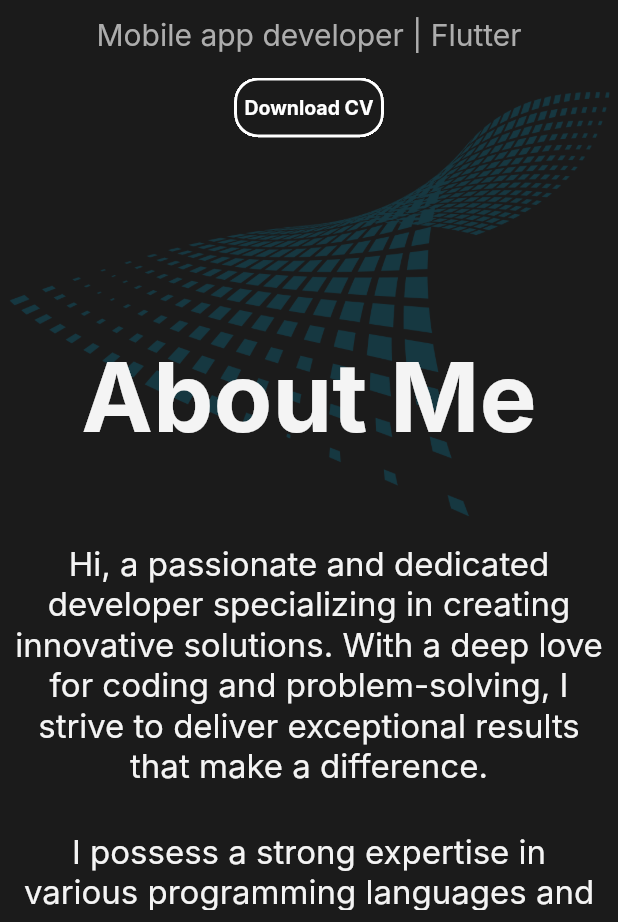
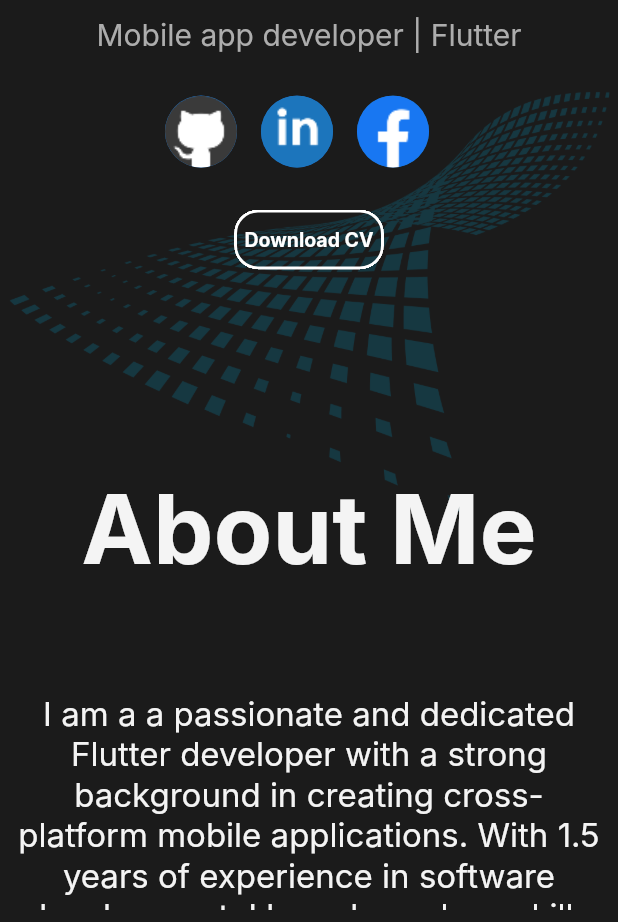
Before and after one commit to Popularkoju/portfolio, a Flutter app: the screen it shows after launch, on a phone screen of 412 x 824 dp, the part 314-1236 px from its top. Run offline on Flutter 3.47's test engine with Material 2 defaults, Android fonts, the phone set to English and light mode, and no system bars; drawn by our look-alikes of scrollable_positioned_list; our stand-ins replace carousel_slider, flutter_animate, responsive_builder; missing offline and left inert: dart:html; Roboto replaces fonts that are missing (Inter).

Commit message:
about me text height

```diff
--- a/lib/Screens/Contents/About me.dart
+++ b/lib/Screens/Contents/About me.dart
@@ -1,12 +1,30 @@
+import 'package:carousel_slider/carousel_slider.dart';
 import 'package:flutter/material.dart';
 import 'package:flutter_animate/flutter_animate.dart';
 import 'package:profile/Components/SpacePallete.dart';
+import 'package:profile/StateManagement/DataManagement.dart';
+import 'package:profile/StateManagement/FunctionManagement.dart';
+import 'package:provider/provider.dart';
 import 'package:responsive_builder/responsive_builder.dart';
 
 import 'Widgets/TitleText.dart';
 
-class AboutMe extends StatelessWidget {
+class AboutMe extends StatefulWidget {
   const AboutMe({Key? key}) : super(key: key);
+
+  @override
+  State<AboutMe> createState() => _AboutMeState();
+}
+
+class _AboutMeState extends State<AboutMe> {
+
+
+  @override
+  void initState() {
+    // TODO: implement initState
+
+    super.initState();
+  }
 
   @override
   Widget build(BuildContext context) {
@@ -17,18 +35,15 @@ class AboutMe extends StatelessWidget {
           children: [
             TitleText(title: "About Me"),
             infoText(
-                "Hi, a passionate and dedicated developer specializing in creating innovative solutions. With a deep love for coding and problem-solving, I strive to deliver exceptional results that make a difference.",
-                context),
-            const SizedBox(
-              height: 30,
-            ),
-            infoText(
-                "I possess a strong expertise in various programming languages and frameworks, enabling me to develop robust web applications and intuitive websites. Whether it's building dynamic e-commerce platforms, optimizing user experiences, or implementing cutting-edge technologies, I am committed to exceeding expectations",
-                context)
+                context.read<DataManagement>().aboutMe, context)
           ],
         ),
       ),
       desktop: (_) {
+
+        return Builder(
+          builder: (context) {
+            context.read<FunctionalManagement>().calculateHeightOfText();
             return Padding(
               padding:
                   EdgeInsets.symmetric(horizontal: SpacePallete.paddingHorizontal),
@@ -42,10 +57,19 @@ class AboutMe extends StatelessWidget {
                     children: [
                       Container(
                         decoration: BoxDecoration(
-                      border: Border.all(width: 3, color: Color(0xff25B1FF)),
+                          border: Border.all(width: 3, color: const Color(0xff25B1FF)),
                         ),
-                    height: 500,
+                        height:context.watch<FunctionalManagement>().textHeight,
                         width: double.infinity,
+                        // child: CarouselSlider.builder(
+                        //   itemCount: context.read<DataManagement>().aboutMe.length,
+                        //   itemBuilder: (BuildContext context, int itemIndex, int pageViewIndex) =>
+                        //       Container(
+                        //         height: 700,
+                        //         width: 300,
+                        //         child: infoText(context.read<DataManagement>().aboutMe[itemIndex], context),
+                        //       ), options: CarouselOptions(autoPlay: true, scrollDirection: Axis.vertical),
+                        // ),
                       ),
                       Positioned(
                           top: 66,
@@ -59,24 +83,34 @@ class AboutMe extends StatelessWidget {
                                     color: Colors.transparent,
                                     border:
                                         Border.all(width: 3, color: Colors.white)),
-                            height: 500,
+                                height: context.watch<FunctionalManagement>().textHeight,
                                 width: MediaQuery.of(context).size.width - 240),
                           )),
                       Positioned(
                           top: 100,
                           left: 100,
                           right: 100,
-                      child: Column(
+                          child:
+                              // Container(
+                              //   color: Colors.blue,
+                              //   child: CarouselSlider.builder(
+                              //     itemCount: context.read<DataManagement>().aboutMe.length,
+                              //     itemBuilder: (BuildContext context, int itemIndex, int pageViewIndex) =>
+                              //         Container(
+                              //           height: 500,
+                              //           child: infoText(context.read<DataManagement>().aboutMe[itemIndex], context),
+                              //         ), options: CarouselOptions(autoPlay: true, scrollDirection: Axis.vertical, aspectRatio:3/4 ),
+                              //   ),
+                              // )
+                              Column(
                             children: [
+                              // ...context
+                              //     .read<DataManagement>()
+                              //     .aboutMe
+                              //     .map((e) => infoText(e.toString(), context))
+                              //     .toList(),
                               infoText(
-                              "I am a passionate and dedicated developer specializing in creating innovative solutions. With a deep love for coding and problem-solving, I strive to deliver exceptional results that make a difference.",
-                              context),
-                          const SizedBox(
-                            height: 20,
-                          ),
-                          infoText(
-                              "I possess a strong expertise in various programming languages and frameworks, enabling me to develop robust web applications and intuitive websites. Whether it's building dynamic e-commerce platforms, optimizing user experiences, or implementing cutting-edge technologies, I am committed to exceeding expectations",
-                              context)
+                                  context.read<DataManagement>().aboutMe, context)
                             ],
                           )),
                     ],
@@ -87,15 +121,21 @@ class AboutMe extends StatelessWidget {
                 ],
               ),
             );
+          }
+        );
       },
     );
   }
 
   Widget infoText(String text, BuildContext context) {
-    return Text(
+    return Padding(
+      padding: const EdgeInsets.symmetric(vertical: 12.0),
+      child: Text(
+        key: context.read<FunctionalManagement>().textKey,
         text,
         textAlign: TextAlign.center,
         style: Theme.of(context).textTheme.headline3,
+      ),
     );
   }
 }
--- a/lib/Screens/Contents/FirstShow.dart
+++ b/lib/Screens/Contents/FirstShow.dart
@@ -2,6 +2,10 @@ import 'dart:html';
 
 import 'package:flutter/material.dart';
 import 'package:flutter_animate/flutter_animate.dart';
+import 'package:profile/Screens/Contents/Widgets/Social.dart';
+import 'package:profile/StateManagement/DataManagement.dart';
+import 'package:profile/StateManagement/FunctionManagement.dart';
+import 'package:provider/provider.dart';
 import 'package:responsive_builder/responsive_builder.dart';
 
 import '../../Components/Animations/TypewriterText.dart';
@@ -82,30 +86,35 @@ class FirstShow extends StatelessWidget {
       crossAxisAlignment:
           mobile ? CrossAxisAlignment.center : CrossAxisAlignment.start,
       children: [
-        TypewriterText(
-          text: 'Hello,',
+        Text(
+          'Hello,',
         style: Theme.of(context).textTheme.headline2!,
-          duration: Duration(seconds: 2),
         ),
         const SizedBox(
           height: 12,
         ),
-        Text(
-          "I’ m Popular Koju",
+        TypewriterText(
+          duration:const Duration(seconds: 1),
+         text:  "I’ m Popular Koju",
           style: Theme.of(context)
               .textTheme
               .headline1
-              ?.copyWith(fontSize: 48, fontWeight: FontWeight.bold),
+              !.copyWith(fontSize: 48, fontWeight: FontWeight.bold),
         ),
         const SizedBox(
           height: 12,
         ),
+
         Text(
           "Mobile app developer | Flutter",
           style: Theme.of(context).textTheme.headline4?.copyWith(
                 color: const Color(0xffADADAD),
               ),
         ),
+        const SizedBox(
+          height: 28,
+        ),
+        const Social(),
         const SizedBox(
           height: 16,
         ),
@@ -122,6 +131,7 @@ class FirstShow extends StatelessWidget {
     anchorElement.download ="popular_koju_cv";
     anchorElement.click();
   }
+
 }
 
 // https://drive.google.com/file/d/1ejZO-_aJC5Lkrx1pTy4PyE4bkMfzhGjw/view
--- a/lib/Screens/Contents/NavBar.dart
+++ b/lib/Screens/Contents/NavBar.dart
@@ -74,7 +74,9 @@ class _NavBarState extends State<NavBar> {
                         .navBarItemsName
                         .asMap()
                         .entries
-                        .map((e) => MouseRegion(
+                        .map((e) => Padding(
+                          padding: const EdgeInsets.only(left: 24.0),
+                          child: MouseRegion(
                                 onExit: (v) {
                                   context
                                       .read<FunctionalManagement>()
@@ -90,6 +92,7 @@ class _NavBarState extends State<NavBar> {
                                 },
                                 cursor: SystemMouseCursors.click,
                                 child: NavBarItems(e.key+1, e.value)
+                              ),
                         ))
                         .toList()
                   ],
--- a/lib/Screens/Contents/Widgets/NavBarItems.dart
+++ b/lib/Screens/Contents/Widgets/NavBarItems.dart
@@ -16,9 +16,6 @@ class NavBarItems extends StatelessWidget {
             .read<FunctionalManagement>()
             .scrollToIndex(index);
       },
-      child: Padding(
-        padding: const EdgeInsets.symmetric(
-            horizontal: 12.0),
       child: Text(
         title,
         style: Theme.of(context)
@@ -38,7 +35,6 @@ class NavBarItems extends StatelessWidget {
               : null,
         ),
       ),
-      ),
     );
   }
 }
--- /dev/null
+++ b/lib/Screens/Contents/Widgets/Social.dart
@@ -0,0 +1,29 @@
+import 'package:flutter/material.dart';
+import 'package:provider/provider.dart';
+
+import '../../../StateManagement/DataManagement.dart';
+import '../../../StateManagement/FunctionManagement.dart';
+
+class Social extends StatelessWidget {
+
+  const Social({Key? key}) : super(key: key);
+
+  @override
+  Widget build(BuildContext context) {
+    return  Wrap(
+      children: context.read<DataManagement>().socials.entries.map((e) => GestureDetector(
+        onTap: (){
+          context.read<FunctionalManagement>().openURL(Uri.parse(e.value));
+        },
+        child: Padding(
+          padding: const EdgeInsets.only(right: 16, bottom: 12),
+          child: MouseRegion(
+            cursor: SystemMouseCursors.click,
+            child:
+            CircleAvatar(radius: 24, backgroundImage: AssetImage(e.key),),
+          ),
+        ),
+      )).toList(),
+    );
+  }
+}
--- a/lib/StateManagement/DataManagement.dart
+++ b/lib/StateManagement/DataManagement.dart
@@ -9,33 +9,49 @@ import 'package:profile/Screens/Contents/Skills.dart';
 import '../Models/ProjectsModel.dart';
 import '../Models/SkillModel.dart';
 
-class DataManagement with ChangeNotifier, DiagnosticableTreeMixin{
+class DataManagement with ChangeNotifier, DiagnosticableTreeMixin {
   List<String> navBarItemsName = ["About", "Projects", "Skills", "Contact"];
   List<SkillModel> skills = [
     SkillModel("Flutter", "assets/flutter.png"),
     SkillModel("Figma", "assets/figma.png"),
     SkillModel("Photoshop", "assets/photoshop.png"),
     SkillModel("Html/css", "assets/html.png"),
-
   ];
   List<ProjectModel> projectData = [
     ProjectModel(
         image: "assets/faasto.png",
         title: "Faasto",
         description:
-        "Flutter-based e-commerce application which is able to list products based on location. Ordering products, shopping carts, secure checkout and order tracking.  "),
+            "Flutter-based e-commerce application which is able to list products based on location. Ordering products, shopping carts, secure checkout and order tracking.  "),
     ProjectModel(
         image: "assets/faasto_partner.png",
         title: "Faasto Partner",
         description:
-        "Part of  Faasto app for distributors for the Order acceptance, order confirmation, billing, and order delivery. The user's assigned roles facilitate quick access to their particular task.  "),
+            "Part of  Faasto app for distributors for the Order acceptance, order confirmation, billing, and order delivery. The user's assigned roles facilitate quick access to their particular task.  "),
     ProjectModel(
         image: "assets/beat.jpg",
         title: "Beat Management",
         description:
-        "Flutter based windows app for assigning outlets to FR(Field Representatives) for FMCG company."),
+            "Flutter based windows app for assigning outlets to FR(Field Representatives) for FMCG company."),
   ];
 
-  List<Widget> myWidgets =[ const FirstShow(), const AboutMe(), const ProjectScreen(), const Skills(), const Contacts()];
+  List<Widget> myWidgets = [
+    const FirstShow(),
+    const AboutMe(),
+    const ProjectScreen(),
+    const Skills(),
+    const Contacts()
+  ];
 
+  Map<String, String> socials = {
+    "assets/github.png": "https://github.com/Popularkoju",
+    "assets/linkedin.png": "https://www.linkedin.com/in/popularkoju/",
+    "assets/facebook.png": "https://www.facebook.com/populars.sth",
+  };
+
+  String aboutMe =
+      """I am a a passionate and dedicated Flutter developer with a strong background in creating cross-platform mobile applications. With 1.5 years of experience in software development, I have honed my skills and expertise in building innovative and user-friendly mobile solutions.
+     \n  My journey as a Flutter developer began when I discovered its powerful capabilities to create stunning UIs and deliver exceptional performance across iOS and Android platforms. Since then, I have been captivated by the possibilities Flutter offers, and I strive to leverage its potential to develop high-quality applications that meet client requirements and exceed user expectations.,Collaboration and communication are fundamental to my work approach.
+      \n I enjoy working closely with cross-functional teams, including designers, backend developers, and product managers, to understand project goals and deliver outstanding results. My strong problem-solving skills enable me to identify and address challenges promptly, ensuring timely project completion while maintaining the highest quality standards.
+      \n I am excited about the opportunity to contribute to your project and create exceptional Flutter applications that make a difference. If you're looking for a dedicated Flutter developer who is passionate about crafting remarkable mobile experiences, I would love to discuss how I can help bring your ideas to life.Thank you for taking the time to learn more about me. I look forward to connecting with you soon!""";
 }
--- a/pubspec.yaml
+++ b/pubspec.yaml
@@ -35,6 +35,8 @@ dependencies:
   flutter_animate: ^4.1.1+1
   responsive_builder: ^0.7.0
   scrollable_positioned_list: ^0.3.8
+  url_launcher: ^6.1.11
+  carousel_slider: ^4.2.1
 
 
   # The following adds the Cupertino Icons font to your application.
```
Also changed, not shown: lib/StateManagement/FunctionManagement.dart (+29 -3 lines), assets/facebook.png (added), assets/github.png (added), assets/linkedin.png (added), pubspec.lock, 3 other files. Lines whose indentation alone changed are shown as unchanged.
